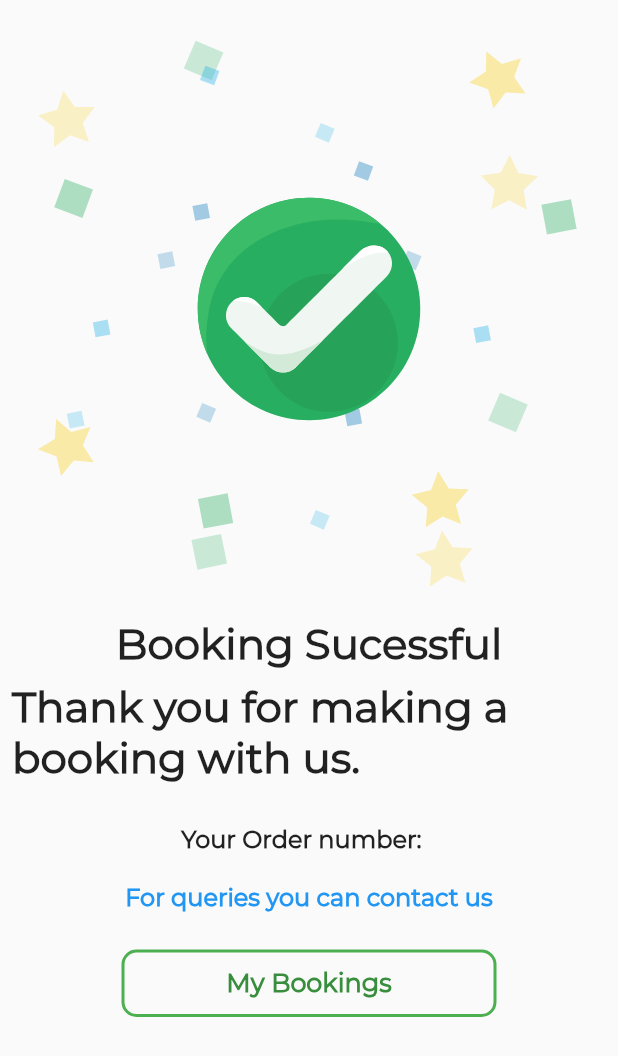
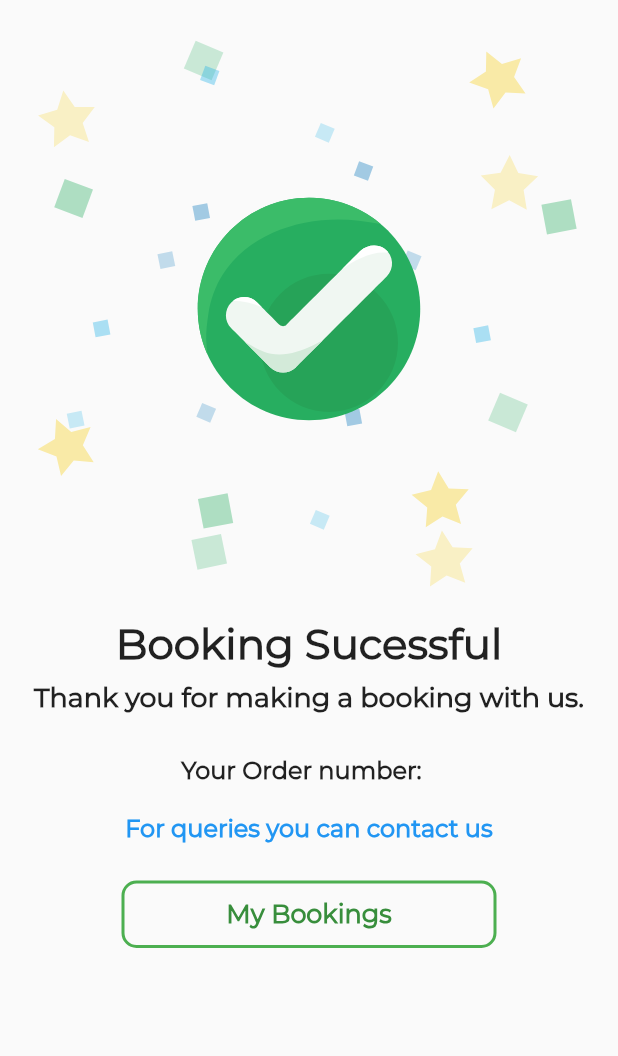
Before and after one commit to Chef-Connect-India-Tech/chef-connect-india, a Flutter app: the Sucess_page screen opened directly with empty values, on a phone screen of 412 x 824 dp. Shown: the top 1056 px of the screen. Run offline on Flutter 3.47's test engine with Material 2 defaults, Android fonts, the phone set to English and light mode, and no system bars; drawn by our look-alikes of lottie; our stand-ins replace cloud_firestore, country_code_picker, custom_radio_grouped_button, date_time_picker, expandable, firebase_auth and 14 more; missing offline and left inert: multiselect_formfield, onboarding, paginate_firestore; accounts and stored records are empty; project files that could hold a hidden picture were left out.

Commit message:
minor changes

```diff
--- a/lib/user_portal/sucess_page.dart
+++ b/lib/user_portal/sucess_page.dart
@@ -41,7 +41,7 @@ class _Sucess_pageState extends State<Sucess_page> {
                     'Thank you for making a booking with us.',
                     style: TextStyle(
                       fontFamily: 'Montserrat',
-                      fontSize: 28,
+                      fontSize: 18,
                       fontWeight: FontWeight.w600,
                     ),
                   ),
```
